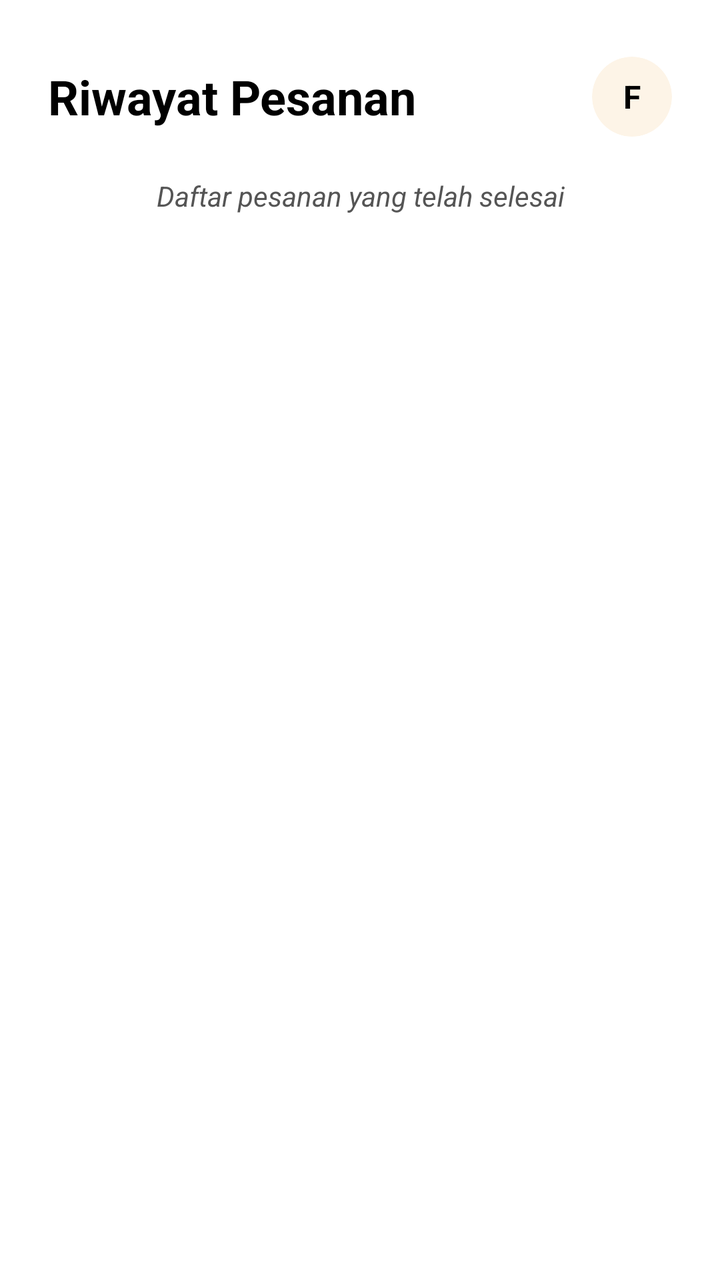
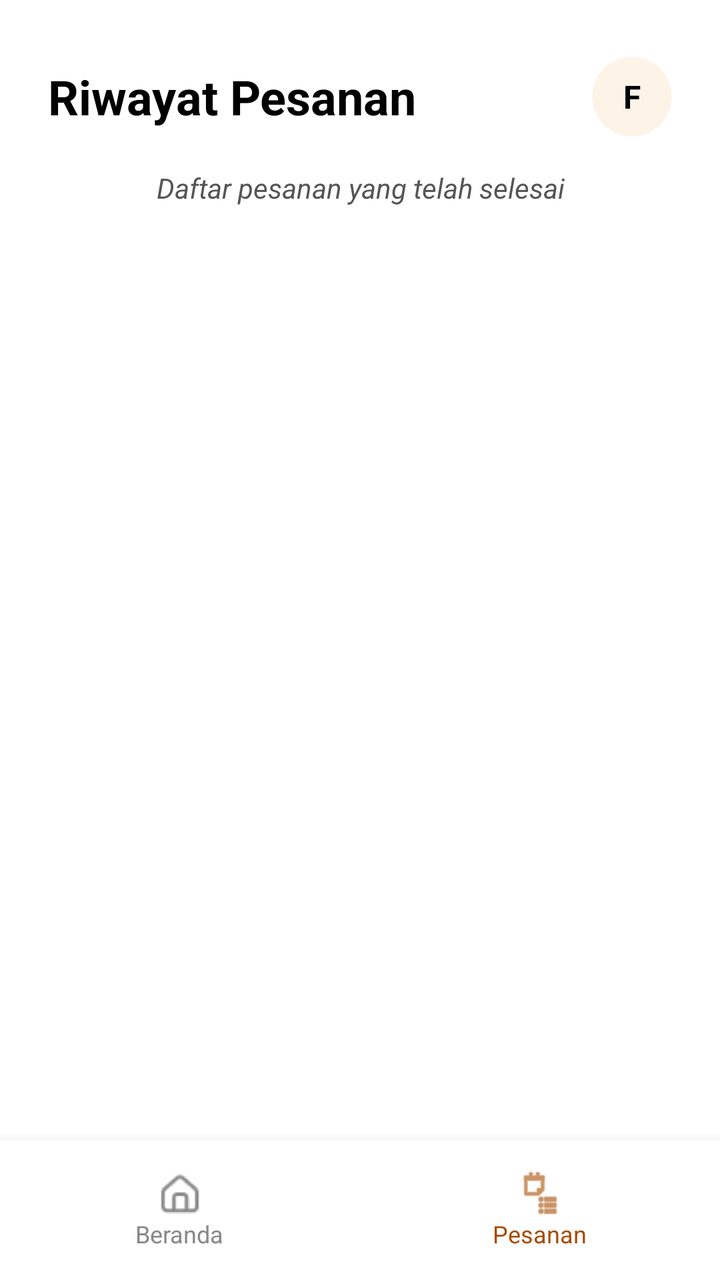

Before-and-after screenshots of an Android layout around one commit, followed by the original layout XML and the change that was made.
<!-- AndroidManifest.xml: application theme Theme.Warmindone -->
<!-- res/layout/activity_history.xml -->
<?xml version="1.0" encoding="utf-8"?>
<androidx.constraintlayout.widget.ConstraintLayout
    xmlns:android="http://schemas.android.com/apk/res/android"
    xmlns:app="http://schemas.android.com/apk/res-auto"
    xmlns:tools="http://schemas.android.com/tools"
    android:layout_width="match_parent"
    android:layout_height="match_parent"
    android:background="#FFFFFF"
    tools:ignore="HardcodedText,ContentDescription">

    <TextView
        android:id="@+id/tvTitlePesanan"
        android:layout_width="wrap_content"
        android:layout_height="wrap_content"
        android:layout_marginStart="24dp"
        android:layout_marginTop="32dp"
        android:text="Riwayat Pesanan"
        android:textColor="#000000"
        android:textSize="24sp"
        android:textStyle="bold"
        app:layout_constraintStart_toStartOf="parent"
        app:layout_constraintTop_toTopOf="parent" />

    <androidx.cardview.widget.CardView
        android:layout_width="40dp"
        android:layout_height="40dp"
        android:layout_marginEnd="24dp"
        app:cardBackgroundColor="#FDF4E7"
        app:cardCornerRadius="20dp"
        app:cardElevation="0dp"
        app:layout_constraintBottom_toBottomOf="@id/tvTitlePesanan"
        app:layout_constraintEnd_toEndOf="parent"
        app:layout_constraintTop_toTopOf="@id/tvTitlePesanan">

        <TextView
            android:layout_width="match_parent"
            android:layout_height="match_parent"
            android:gravity="center"
            android:text="F"
            android:textColor="#000000"
            android:textSize="16sp"
            android:textStyle="bold" />

    </androidx.cardview.widget.CardView>

    <TextView
        android:id="@+id/tvStatusDescription"
        android:layout_width="match_parent"
        android:layout_height="wrap_content"
        android:layout_marginStart="16dp"
        android:layout_marginTop="24dp"
        android:layout_marginEnd="16dp"
        android:text="Daftar pesanan yang telah selesai"
        android:textAlignment="center"
        android:textColor="#555555"
        android:textSize="14sp"
        android:textStyle="italic"
        app:layout_constraintTop_toBottomOf="@id/tvTitlePesanan" />

    <androidx.recyclerview.widget.RecyclerView
        android:id="@+id/rvPesanan"
        android:layout_width="match_parent"
        android:layout_height="0dp"
        android:layout_marginTop="16dp"
        android:clipToPadding="false"
        android:paddingHorizontal="24dp"
        app:layout_constraintTop_toBottomOf="@id/tvStatusDescription"
        app:layout_constraintBottom_toBottomOf="parent"
        tools:listitem="@layout/itemhistory_widget" />

    <LinearLayout
        android:id="@+id/layoutEmptyPesanan"
        android:layout_width="wrap_content"
        android:layout_height="wrap_content"
        android:gravity="center"
        android:orientation="vertical"
        android:visibility="gone"
        app:layout_constraintTop_toBottomOf="@id/tvStatusDescription"
        app:layout_constraintBottom_toBottomOf="parent"
        app:layout_constraintStart_toStartOf="parent"
        app:layout_constraintEnd_toEndOf="parent">

        <TextView
            android:layout_width="wrap_content"
            android:layout_height="wrap_content"
            android:text="Belum ada riwayat pesanan"
            android:textColor="#000000"
            android:textSize="15sp"
            android:textStyle="italic" />

        <androidx.appcompat.widget.AppCompatButton
            android:id="@+id/btnEmptyPesan"
            android:layout_width="120dp"
            android:layout_height="40dp"
            android:layout_marginTop="16dp"
            android:background="@android:drawable/toast_frame"
            android:backgroundTint="#FFFFFF"
            android:text="Pesan"
            android:textAllCaps="false"
            android:textColor="#A64B00"
            android:textStyle="bold" />

    </LinearLayout>

</androidx.constraintlayout.widget.ConstraintLayout>
<!-- res/layout/itemhistory_widget.xml (included above) -->
<?xml version="1.0" encoding="utf-8"?>
<androidx.cardview.widget.CardView
    xmlns:android="http://schemas.android.com/apk/res/android"
    xmlns:app="http://schemas.android.com/apk/res-auto"
    xmlns:tools="http://schemas.android.com/tools"
    android:layout_width="match_parent"
    android:layout_height="wrap_content"
    android:layout_marginBottom="12dp"
    app:cardCornerRadius="12dp"
    app:cardElevation="1dp">

    <LinearLayout
        android:layout_width="match_parent"
        android:layout_height="wrap_content"
        android:orientation="vertical"
        android:padding="16dp">

        
        <TextView
            android:id="@+id/tvStatus"
            android:layout_width="wrap_content"
            android:layout_height="wrap_content"
            android:text="BERHASIL"
            android:textColor="#A64B00"
            android:textSize="18sp"
            android:textStyle="bold"/>

        
        <TextView
            android:id="@+id/tvTanggal"
            android:layout_width="wrap_content"
            android:layout_height="wrap_content"
            android:layout_marginTop="4dp"
            android:text="24 Mei 2025, 12:30"
            android:textColor="#666666"
            android:textSize="13sp"/>

        
        <TextView
            android:id="@+id/tvNamaMenu"
            android:layout_width="wrap_content"
            android:layout_height="wrap_content"
            android:layout_marginTop="16dp"
            android:text="Mie Bangladesh"
            android:textColor="#000000"
            android:textSize="17sp"
            android:textStyle="bold"/>

        
        <TextView
            android:id="@+id/tvJumlah"
            android:layout_width="wrap_content"
            android:layout_height="wrap_content"
            android:text="1x"
            android:textColor="#666666"
            android:textSize="13sp"/>

        
        <androidx.recyclerview.widget.RecyclerView
            android:id="@+id/rvAddon"
            android:layout_width="match_parent"
            android:layout_height="wrap_content"
            android:layout_marginTop="6dp"
            android:nestedScrollingEnabled="false"
            tools:listitem="@layout/itemhistory_widget"/>

        
        <View
            android:layout_width="match_parent"
            android:layout_height="1dp"
            android:layout_marginTop="16dp"
            android:layout_marginBottom="16dp"
            android:background="#E0E0E0"/>

        
        <RelativeLayout
            android:layout_width="match_parent"
            android:layout_height="wrap_content">

            <LinearLayout
                android:layout_width="wrap_content"
                android:layout_height="wrap_content"
                android:orientation="vertical">

                <TextView
                    android:id="@+id/tvItemCount"
                    android:layout_width="wrap_content"
                    android:layout_height="wrap_content"
                    android:text="1 item"
                    android:textColor="#666666"
                    android:textSize="12sp"/>

                <TextView
                    android:id="@+id/tvTotalHarga"
                    android:layout_width="wrap_content"
                    android:layout_height="wrap_content"
                    android:text="Rp20.000"
                    android:textColor="#A64B00"
                    android:textSize="18sp"
                    android:textStyle="bold"/>
            </LinearLayout>

            <androidx.appcompat.widget.AppCompatButton
                android:id="@+id/btnSelengkapnya"
                android:layout_width="120dp"
                android:layout_height="40dp"
                android:layout_alignParentEnd="true"
                android:backgroundTint="#A64B00"
                android:text="Selengkapnya"
                android:textAllCaps="false"
                android:textColor="#FFFFFF" />
        </RelativeLayout>

    </LinearLayout>

</androidx.cardview.widget.CardView>
<!-- resources referenced by this layout -->
<resources>
  <style name="Theme.Warmindone" parent="Base.Theme.Warmindone" />
  <style name="Base.Theme.Warmindone" parent="Theme.Material3.DayNight.NoActionBar">
          
          
      </style>
</resources>

<!-- the commit's change to res/layout/activity_history.xml (unified diff, before → after) -->
@@ -5,9 +5,9 @@
     xmlns:tools="http://schemas.android.com/tools"
     android:layout_width="match_parent"
     android:layout_height="match_parent"
-    android:background="#FFFFFF"
-    tools:ignore="HardcodedText,ContentDescription">
-
+    android:background="#FFFFFF">
+
+    
     <TextView
         android:id="@+id/tvTitlePesanan"
         android:layout_width="wrap_content"
@@ -19,18 +19,20 @@
         android:textSize="24sp"
         android:textStyle="bold"
         app:layout_constraintStart_toStartOf="parent"
-        app:layout_constraintTop_toTopOf="parent" />
-
+        app:layout_constraintTop_toTopOf="parent"/>
+
+    
     <androidx.cardview.widget.CardView
+        android:id="@+id/cardProfile"
         android:layout_width="40dp"
         android:layout_height="40dp"
         android:layout_marginEnd="24dp"
         app:cardBackgroundColor="#FDF4E7"
         app:cardCornerRadius="20dp"
         app:cardElevation="0dp"
+        app:layout_constraintTop_toTopOf="@id/tvTitlePesanan"
         app:layout_constraintBottom_toBottomOf="@id/tvTitlePesanan"
-        app:layout_constraintEnd_toEndOf="parent"
-        app:layout_constraintTop_toTopOf="@id/tvTitlePesanan">
+        app:layout_constraintEnd_toEndOf="parent">
 
         <TextView
             android:layout_width="match_parent"
@@ -39,35 +41,43 @@
             android:text="F"
             android:textColor="#000000"
             android:textSize="16sp"
-            android:textStyle="bold" />
-
+            android:textStyle="bold"/>
     </androidx.cardview.widget.CardView>
 
+    
     <TextView
         android:id="@+id/tvStatusDescription"
-        android:layout_width="match_parent"
+        android:layout_width="0dp"
         android:layout_height="wrap_content"
         android:layout_marginStart="16dp"
-        android:layout_marginTop="24dp"
+        android:layout_marginTop="20dp"
         android:layout_marginEnd="16dp"
+        android:gravity="center"
         android:text="Daftar pesanan yang telah selesai"
-        android:textAlignment="center"
         android:textColor="#555555"
         android:textSize="14sp"
         android:textStyle="italic"
-        app:layout_constraintTop_toBottomOf="@id/tvTitlePesanan" />
-
+        app:layout_constraintTop_toBottomOf="@id/tvTitlePesanan"
+        app:layout_constraintStart_toStartOf="parent"
+        app:layout_constraintEnd_toEndOf="parent"/>
+
+    
     <androidx.recyclerview.widget.RecyclerView
         android:id="@+id/rvPesanan"
-        android:layout_width="match_parent"
+        android:layout_width="0dp"
         android:layout_height="0dp"
         android:layout_marginTop="16dp"
         android:clipToPadding="false"
-        android:paddingHorizontal="24dp"
+        android:overScrollMode="never"
+        android:paddingStart="16dp"
+        android:paddingEnd="16dp"
         app:layout_constraintTop_toBottomOf="@id/tvStatusDescription"
-        app:layout_constraintBottom_toBottomOf="parent"
-        tools:listitem="@layout/itemhistory_widget" />
-
+        app:layout_constraintBottom_toTopOf="@id/bottomNavigationView"
+        app:layout_constraintStart_toStartOf="parent"
+        app:layout_constraintEnd_toEndOf="parent"
+        tools:listitem="@layout/itemhistory_widget"/>
+
+    
     <LinearLayout
         android:id="@+id/layoutEmptyPesanan"
         android:layout_width="wrap_content"
@@ -76,7 +86,7 @@
         android:orientation="vertical"
         android:visibility="gone"
         app:layout_constraintTop_toBottomOf="@id/tvStatusDescription"
-        app:layout_constraintBottom_toBottomOf="parent"
+        app:layout_constraintBottom_toTopOf="@id/bottomNavigationView"
         app:layout_constraintStart_toStartOf="parent"
         app:layout_constraintEnd_toEndOf="parent">
 
@@ -86,7 +96,7 @@
             android:text="Belum ada riwayat pesanan"
             android:textColor="#000000"
             android:textSize="15sp"
-            android:textStyle="italic" />
+            android:textStyle="italic"/>
 
         <androidx.appcompat.widget.AppCompatButton
             android:id="@+id/btnEmptyPesan"
@@ -98,7 +108,70 @@
             android:text="Pesan"
             android:textAllCaps="false"
             android:textColor="#A64B00"
-            android:textStyle="bold" />
+            android:textStyle="bold"/>
+    </LinearLayout>
+
+    
+    <LinearLayout
+        android:id="@+id/bottomNavigationView"
+        android:layout_width="0dp"
+        android:layout_height="70dp"
+        android:background="#FFFFFF"
+        android:elevation="10dp"
+        android:orientation="horizontal"
+        app:layout_constraintStart_toStartOf="parent"
+        app:layout_constraintEnd_toEndOf="parent"
+        app:layout_constraintBottom_toBottomOf="parent">
+
+        
+        <LinearLayout
+            android:layout_width="0dp"
+            android:layout_height="match_parent"
+            android:layout_weight="1"
+            android:gravity="center"
+            android:orientation="vertical"
+            android:clickable="true"
+            android:focusable="true"
+            android:onClick="homePage">
+
+            <ImageView
+                android:layout_width="24dp"
+                android:layout_height="24dp"
+                android:src="@drawable/ic_menu_logo"
+                app:tint="#888888"/>
+
+            <TextView
+                android:layout_width="wrap_content"
+                android:layout_height="wrap_content"
+                android:text="Beranda"
+                android:textColor="#888888"
+                android:textSize="12sp"/>
+        </LinearLayout>
+
+        
+        <LinearLayout
+            android:layout_width="0dp"
+            android:layout_height="match_parent"
+            android:layout_weight="1"
+            android:gravity="center"
+            android:orientation="vertical"
+            android:clickable="true"
+            android:focusable="true"
+            android:onClick="historyPage">
+
+            <ImageView
+                android:layout_width="24dp"
+                android:layout_height="24dp"
+                android:src="@android:drawable/ic_menu_agenda"
+                app:tint="#A64B00"/>
+
+            <TextView
+                android:layout_width="wrap_content"
+                android:layout_height="wrap_content"
+                android:text="Pesanan"
+                android:textColor="#A64B00"
+                android:textSize="12sp"/>
+        </LinearLayout>
 
     </LinearLayout>
 
<!-- resource entries referenced after the edit -->
@@ -1,5 +1,6 @@
 <!-- resources referenced by this layout -->
 <resources>
+  <!-- drawable ic_menu_logo: png bitmap (drawable, 717 bytes) -->
   <style name="Theme.Warmindone" parent="Base.Theme.Warmindone" />
   <style name="Base.Theme.Warmindone" parent="Theme.Material3.DayNight.NoActionBar">
           
